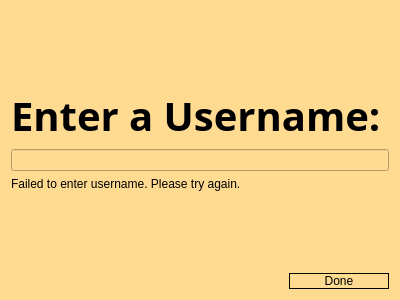
The window that username.ui (zxjorge/EDApp) describes before a commit, drawn with Qt 5.
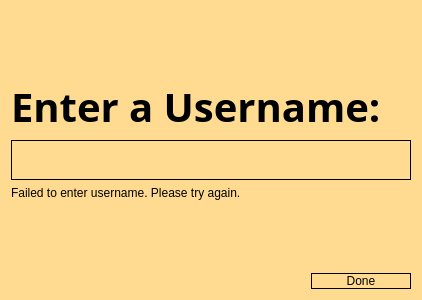
The same window after the commit.

```diff
--- a/username.ui
+++ b/username.ui
@@ -50,7 +50,25 @@
     </widget>
    </item>
    <item>
-    <widget class="QLineEdit" name="lineEdit"/>
+    <widget class="QLineEdit" name="lineEdit">
+     <property name="minimumSize">
+      <size>
+       <width>400</width>
+       <height>40</height>
+      </size>
+     </property>
+     <property name="maximumSize">
+      <size>
+       <width>500</width>
+       <height>40</height>
+      </size>
+     </property>
+     <property name="styleSheet">
+      <string notr="true">font: 300 12pt &quot;Bookman Old Style&quot;;
+color: rgb(0, 0, 0);
+border: 1px solid black;</string>
+     </property>
+    </widget>
    </item>
    <item>
     <widget class="QLabel" name="warningLabel">
```
